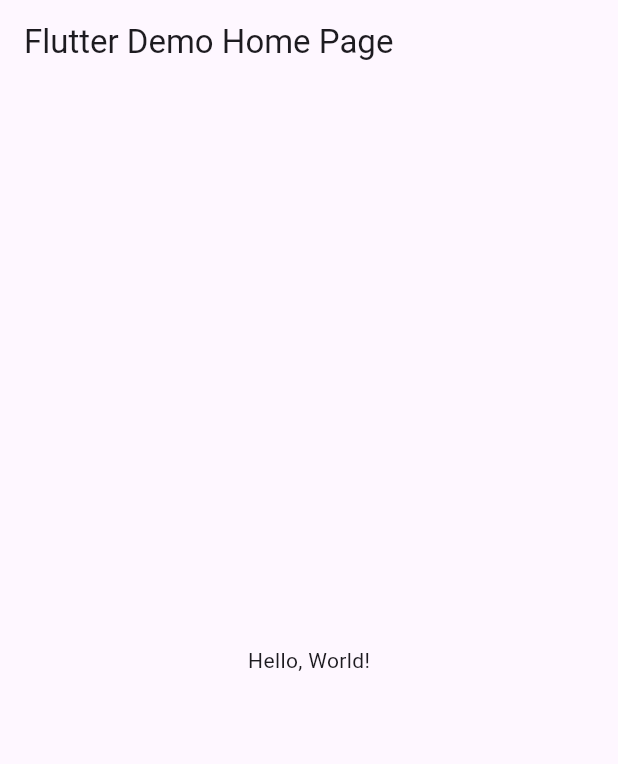
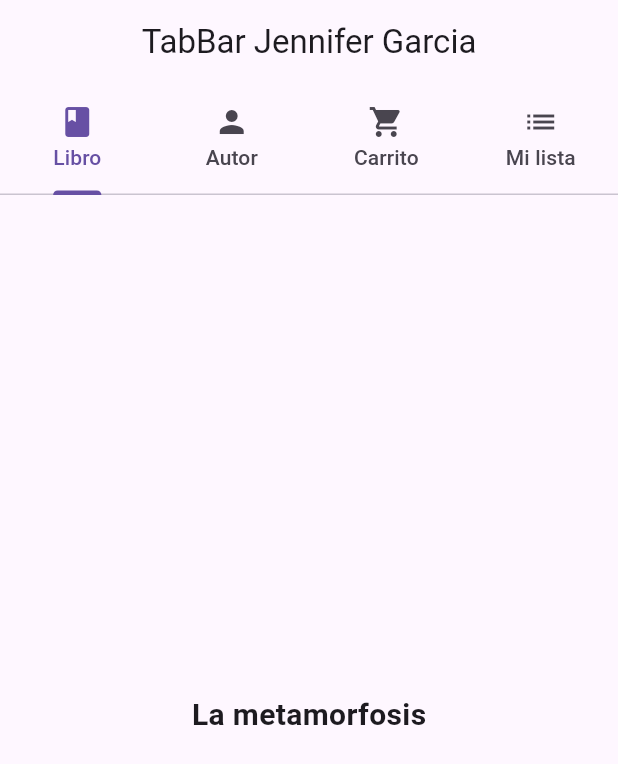
Before and after one commit to GarciaJ128/p11-TabBar-6I, a Flutter app: the screen it shows after launch, on a phone screen of 412 x 824 dp. Shown: the top 764 px of the screen. Run offline on Flutter 3.47's test engine with Material 3 defaults, Android fonts, the phone set to English and light mode, and no system bars.

```diff
--- a/lib/main.dart
+++ b/lib/main.dart
@@ -1,43 +1,86 @@
 import 'package:flutter/material.dart';
 
-void main() => runApp(MyApp());
+void main() => runApp(const AppMiTabBar());
 
-class MyApp extends StatelessWidget {
-  const MyApp({super.key});
-  // This widget is the root of your application.
+class AppMiTabBar extends StatelessWidget {
+  const AppMiTabBar({Key? key}) : super(key: key);
+
   @override
   Widget build(BuildContext context) {
     return MaterialApp(
-      // Application name
-      title: 'Flutter Hello World',
-      // Application theme data, you can set the colors for the application as
-      // you want
-      theme: ThemeData(
-        // useMaterial3: true,
-        primarySwatch: Colors.blue,
-      ),
-      // A widget which will be started on application startup
-      home: MyHomePage(title: 'Flutter Demo Home Page'),
+      debugShowCheckedModeBanner: false,
+      title: "Ejemplo TabBar Jennifer Garcia",
+      theme: ThemeData(primarySwatch: Colors.blueGrey),
+      home: MiPaginaInicial(),
     );
   }
-}
+} //Fin AppMiTabBar
 
-class MyHomePage extends StatelessWidget {
-  final String title;
-  const MyHomePage({super.key, required this.title});
+//Stateful
+class MiPaginaInicial extends StatefulWidget {
+  const MiPaginaInicial({Key? key}) : super(key: key);
 
   @override
+  State<MiPaginaInicial> createState() => _MiPaginaInicialState();
+} // MiPaginaInicial
+
+class _MiPaginaInicialState extends State<MiPaginaInicial> {
+  @override
   Widget build(BuildContext context) {
-    return Scaffold(
-      appBar: AppBar(
-        // The title text which will be shown on the action bar
-        title: Text(title),
-      ),
-      body: Center(
-        child: Text(
-          'Hello, World!',
+    return DefaultTabController(
+      length: 4,
+      child: Scaffold(
+        appBar: AppBar(
+          title: const Text("TabBar Jennifer Garcia"),
+          centerTitle: true,
+          bottom: TabBar(tabs: [
+            Tab(
+              text: "Libro",
+              icon: Icon(Icons.book),
+            ),
+            Tab(
+              text: "Autor",
+              icon: Icon(Icons.person),
+            ),
+            Tab(
+              text: "Carrito",
+              icon: Icon(Icons.shopping_cart),
+            ),
+            Tab(
+              text: "Mi lista",
+              icon: Icon(Icons.list),
+            )
+          ] // Fin de tab
+              ), // Fin bottom TabBar
         ),
-      ),
-    );
-  }
-}
+        body: TabBarView(children: const <Widget>[
+          Center(
+            child: Text(
+              "La metamorfosis",
+              style: TextStyle(fontWeight: FontWeight.bold, fontSize: 20),
+            ),
+          ),
+          Center(
+            child: Text(
+              "Franz Kafka",
+              style: TextStyle(fontWeight: FontWeight.bold, fontSize: 20),
+            ),
+          ),
+          Center(
+            child: Text(
+              "El carrito esta vacio",
+              style: TextStyle(fontWeight: FontWeight.bold, fontSize: 20),
+            ),
+          ),
+          Center(
+            child: Text(
+              "Libro 1",
+              style: TextStyle(fontWeight: FontWeight.bold, fontSize: 20),
+            ),
+          ),
+        ] //Jardin de niños
+            ), //Fin de TabBarView
+      ), //Fin Scaffold
+    ); // DefaultTabController
+  } //Fin Widget
+} //_MiPaginaInicialState
```
